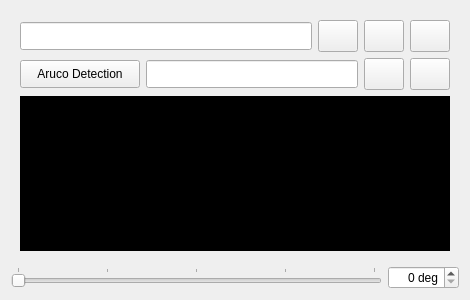
robotique-udes/rover, file rover_gui/ui/ui/VideoPlayer.ui: the form before one commit.
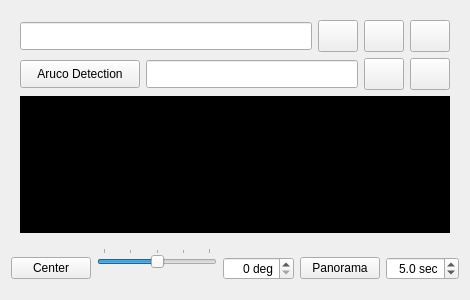
The form after the commit. Icons and pictures are not drawn.

The edit to the form file:
```diff
--- a/rover_gui/ui/ui/VideoPlayer.ui
+++ b/rover_gui/ui/ui/VideoPlayer.ui
@@ -424,6 +424,15 @@
    <item row="2" column="0">
     <layout class="QHBoxLayout" name="horizontalLayout_angle">
      <item>
+      <widget class="QPushButton" name="angleCenterButton">
+       <property name="text">
+        <string>Center</string>
+       </property>
+      </widget>
+     </item>
+     <item>
+      <layout class="QVBoxLayout" name="verticalLayout_3">
+       <item>
       <widget class="QSlider" name="cameraAngleSlider">
        <property name="cursor">
         <cursorShape>ClosedHandCursor</cursorShape>
@@ -432,7 +441,7 @@
         <number>360</number>
        </property>
        <property name="value">
-        <number>0</number>
+          <number>180</number>
        </property>
        <property name="orientation">
         <enum>Qt::Horizontal</enum>
@@ -446,6 +455,44 @@
       </widget>
      </item>
      <item>
+        <widget class="QSlider" name="actualAngleSlider">
+         <property name="enabled">
+          <bool>false</bool>
+         </property>
+         <property name="styleSheet">
+          <string notr="true">QSlider::handle:horizontal {
+        image: url(:/icons/arrow.png);
+        background: transparent;
+        border: none;
+        width: 16px;
+        height: 16px;
+        margin: -8px 0;  /* adjust to align vertically */
+    }
+
+    QSlider::groove:horizontal {
+        background: transparent;
+        height: 4px;  /* or whatever you want */
+    }
+
+    QSlider::sub-page:horizontal,
+    QSlider::add-page:horizontal {
+        background: transparent;
+    }</string>
+         </property>
+         <property name="maximum">
+          <number>360</number>
+         </property>
+         <property name="value">
+          <number>180</number>
+         </property>
+         <property name="orientation">
+          <enum>Qt::Horizontal</enum>
+         </property>
+        </widget>
+       </item>
+      </layout>
+     </item>
+     <item>
       <widget class="QDoubleSpinBox" name="cameraAngleBox">
        <property name="alignment">
         <set>Qt::AlignRight|Qt::AlignTrailing|Qt::AlignVCenter</set>
@@ -464,6 +511,35 @@
        </property>
       </widget>
      </item>
+     <item>
+      <widget class="QPushButton" name="panoramaButton">
+       <property name="text">
+        <string>Panorama</string>
+       </property>
+      </widget>
+     </item>
+     <item>
+      <widget class="QDoubleSpinBox" name="panoramaDurationBox">
+       <property name="alignment">
+        <set>Qt::AlignRight|Qt::AlignTrailing|Qt::AlignVCenter</set>
+       </property>
+       <property name="suffix">
+        <string> sec</string>
+       </property>
+       <property name="decimals">
+        <number>1</number>
+       </property>
+       <property name="maximum">
+        <double>15.000000000000000</double>
+       </property>
+       <property name="singleStep">
+        <double>0.100000000000000</double>
+       </property>
+       <property name="value">
+        <double>5.000000000000000</double>
+       </property>
+      </widget>
+     </item>
     </layout>
    </item>
   </layout>
```
Lines whose indentation alone changed are shown as unchanged.
